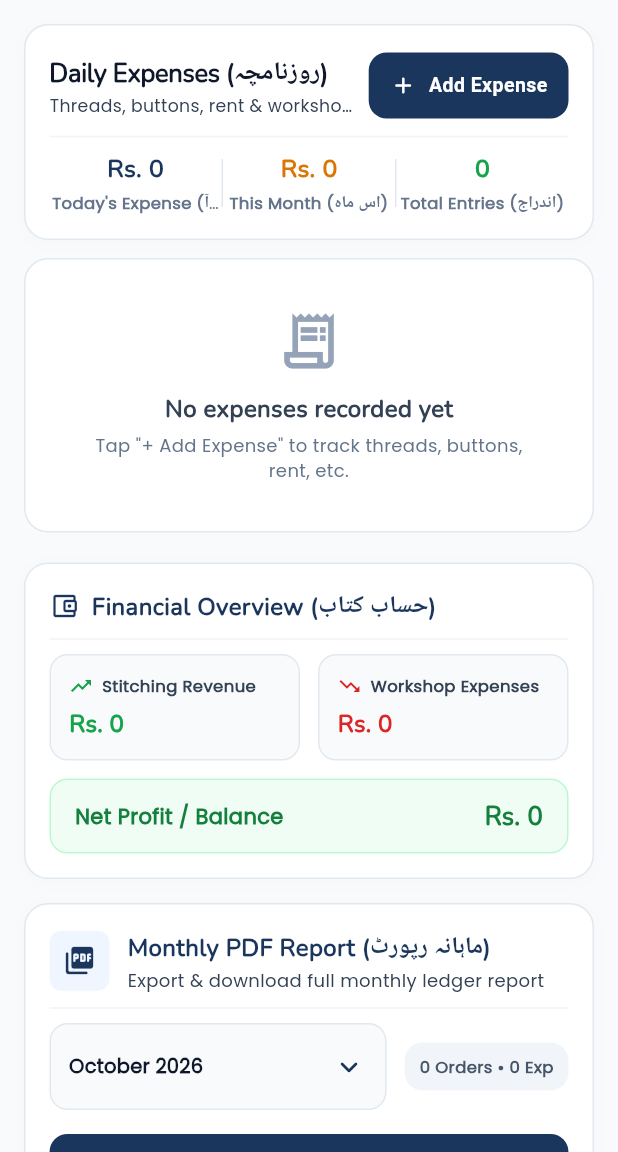
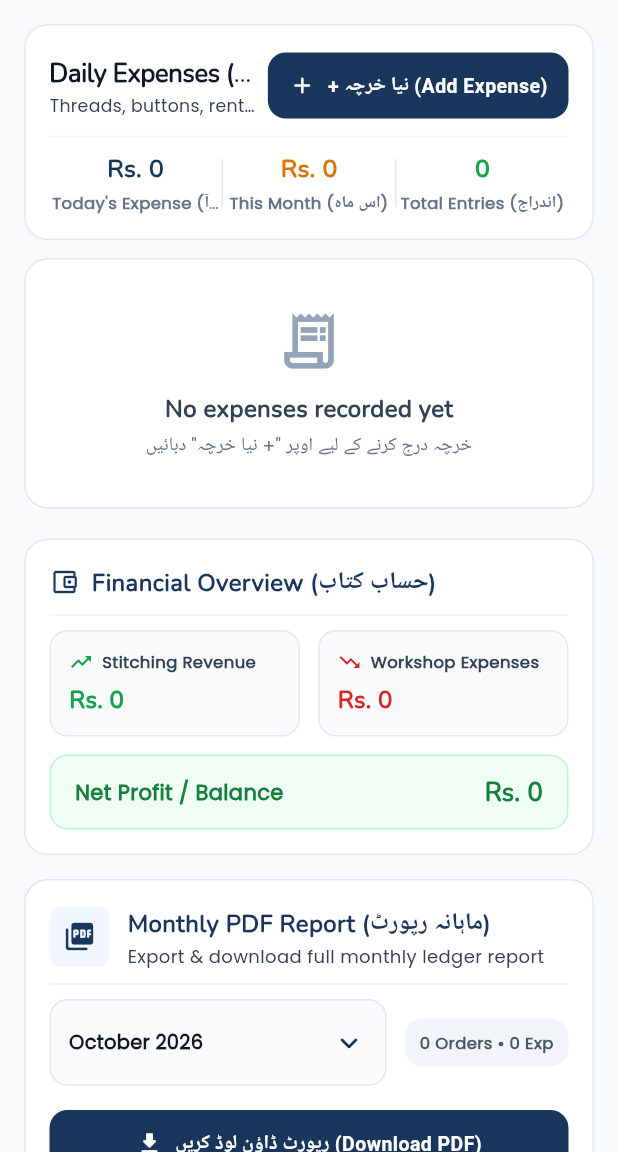
Before and after one commit to fazal-e-haq/DarziDairy, a Flutter app: the ProfileExpenseScreen screen opened directly, on a phone screen of 412 x 824 dp, the part 84-1236 px from its top. Run offline on Flutter 3.47's test engine with Material 3 defaults, Android fonts, the phone set to English and light mode, and no system bars; our stand-ins replace go_router, isar, pdf, printing; accounts and stored records are empty; generated files the repository leaves out were written again.

Commit message:
refactor(ui): update button and chip labels to tailor-friendly natural phrasing

```diff
--- a/lib/core/routing/app_router.dart
+++ b/lib/core/routing/app_router.dart
@@ -131,7 +131,7 @@ class AppRouter {
               const SizedBox(height: 24),
               ElevatedButton.icon(
                 icon: const Icon(Icons.home),
-                label: const Text('Return to Dashboard'),
+                label: const Text('مین اسکرین پر واپس جائیں (Go Home)'),
                 onPressed: () => context.go(dashboard),
               ),
             ],
--- a/lib/features/expenses/presentation/screens/profile_expense_screen.dart
+++ b/lib/features/expenses/presentation/screens/profile_expense_screen.dart
@@ -138,7 +138,7 @@ class ProfileExpenseScreen extends StatelessWidget {
                 ),
                 icon: const Icon(Icons.add_rounded, size: 18),
                 label: const Text(
-                  'Add Expense',
+                  '+ نیا خرچہ (Add Expense)',
                   style: TextStyle(fontSize: 13, fontWeight: FontWeight.w700),
                 ),
               ),
@@ -249,10 +249,10 @@ class ProfileExpenseScreen extends StatelessWidget {
             ),
             SizedBox(height: 4),
             Text(
-              'Tap "+ Add Expense" to track threads, buttons, rent, etc.',
+              'خرچہ درج کرنے کے لیے اوپر "+ نیا خرچہ" دبائیں',
               textAlign: TextAlign.center,
               style: TextStyle(
-                fontSize: 12,
+                fontSize: 12.5,
                 color: AppColors.textMuted,
               ),
             ),
@@ -276,7 +276,7 @@ class ProfileExpenseScreen extends StatelessWidget {
               ScaffoldMessenger.of(context).clearSnackBars();
               ScaffoldMessenger.of(context).showSnackBar(
                 const SnackBar(
-                  content: Text('Expense removed'),
+                  content: Text('خرچہ حذف ہو گیا (Expense removed)'),
                   behavior: SnackBarBehavior.floating,
                   duration: Duration(seconds: 2),
                 ),
--- a/lib/features/expenses/presentation/widgets/add_expense_modal.dart
+++ b/lib/features/expenses/presentation/widgets/add_expense_modal.dart
@@ -92,10 +92,10 @@ class _AddExpenseModalState extends State<AddExpenseModal> {
                 mainAxisAlignment: MainAxisAlignment.spaceBetween,
                 children: [
                   const Text(
-                    'Add Workshop Expense',
+                    'نیا خرچہ درج کریں (Add Expense)',
                     style: TextStyle(
                       fontFamily: 'Nunito',
-                      fontSize: 18,
+                      fontSize: 17,
                       fontWeight: FontWeight.w800,
                       color: AppColors.primary,
                     ),
@@ -197,7 +197,7 @@ class _AddExpenseModalState extends State<AddExpenseModal> {
                   ),
                   onPressed: _submitExpense,
                   child: const Text(
-                    'Save Expense',
+                    'خرچہ محفوظ کریں (Save)',
                     style: TextStyle(
                       fontSize: 15,
                       fontWeight: FontWeight.w700,
--- a/lib/features/expenses/presentation/widgets/monthly_report_card.dart
+++ b/lib/features/expenses/presentation/widgets/monthly_report_card.dart
@@ -229,7 +229,7 @@ class _MonthlyReportCardState extends State<MonthlyReportCard> {
               label: FittedBox(
                 fit: BoxFit.scaleDown,
                 child: Text(
-                  _isGenerating ? 'Generating...' : 'Download / Print PDF',
+                  _isGenerating ? 'تیار ہو رہا ہے...' : 'رپورٹ ڈاؤن لوڈ کریں (Download PDF)',
                   style: const TextStyle(fontSize: 13, fontWeight: FontWeight.w700),
                 ),
               ),
--- a/lib/features/orders/presentation/screens/orders_dashboard_screen.dart
+++ b/lib/features/orders/presentation/screens/orders_dashboard_screen.dart
@@ -185,7 +185,7 @@ class _OrdersDashboardScreenState extends State<OrdersDashboardScreen> {
                                     provider.setSearchQuery('');
                                   },
                                   icon: const Icon(Icons.clear_rounded, size: 18),
-                                  label: const Text('Clear Search'),
+                                  label: const Text('تلاش ختم کریں (Clear)'),
                                 )
                               else
                                 ElevatedButton.icon(
@@ -201,7 +201,7 @@ class _OrdersDashboardScreenState extends State<OrdersDashboardScreen> {
                                   ),
                                   icon: const Icon(Icons.add_rounded, size: 20),
                                   label: const Text(
-                                    'Create New Order',
+                                    '+ نیا آرڈر لکھیں (New Order)',
                                     style: TextStyle(
                                       fontFamily: 'Nunito',
                                       fontSize: 15,
```
Also changed, not shown: lib/features/notifications/presentation/widgets/notifications_sheet.dart (+6 -6 lines), lib/features/orders/presentation/screens/create_order_screen.dart (+8 -6 lines), lib/features/orders/presentation/screens/order_detail_screen.dart (+18 -14 lines), lib/shared/widgets/confirmation_dialog.dart (+4 -4 lines), 3 other files.
